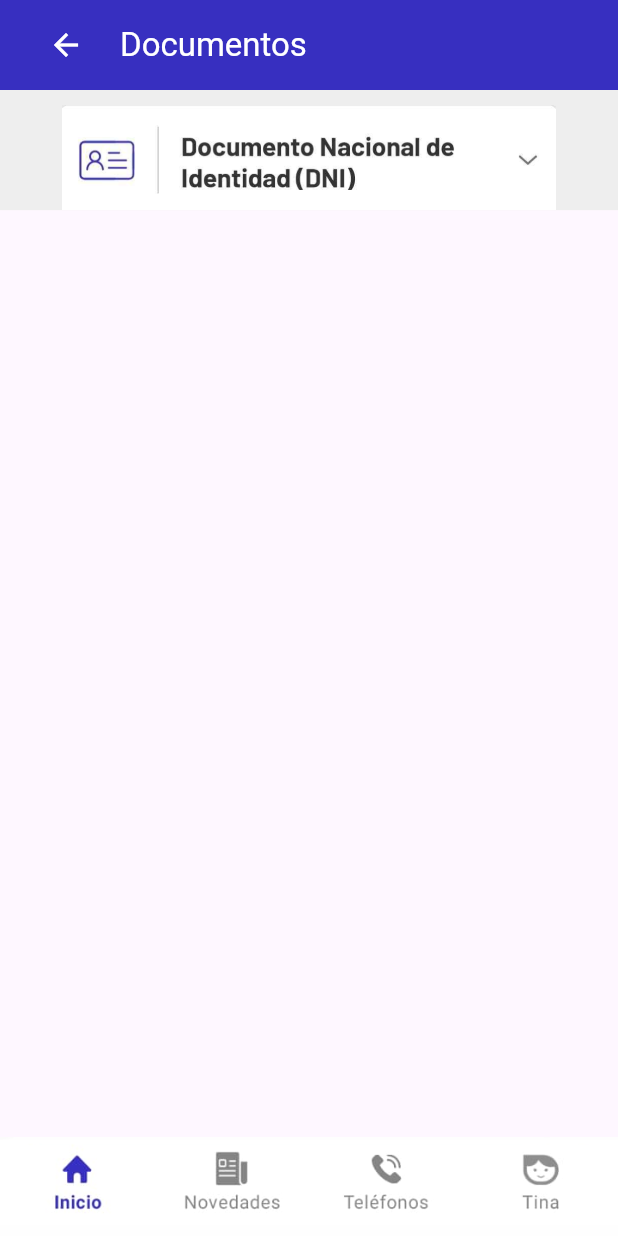
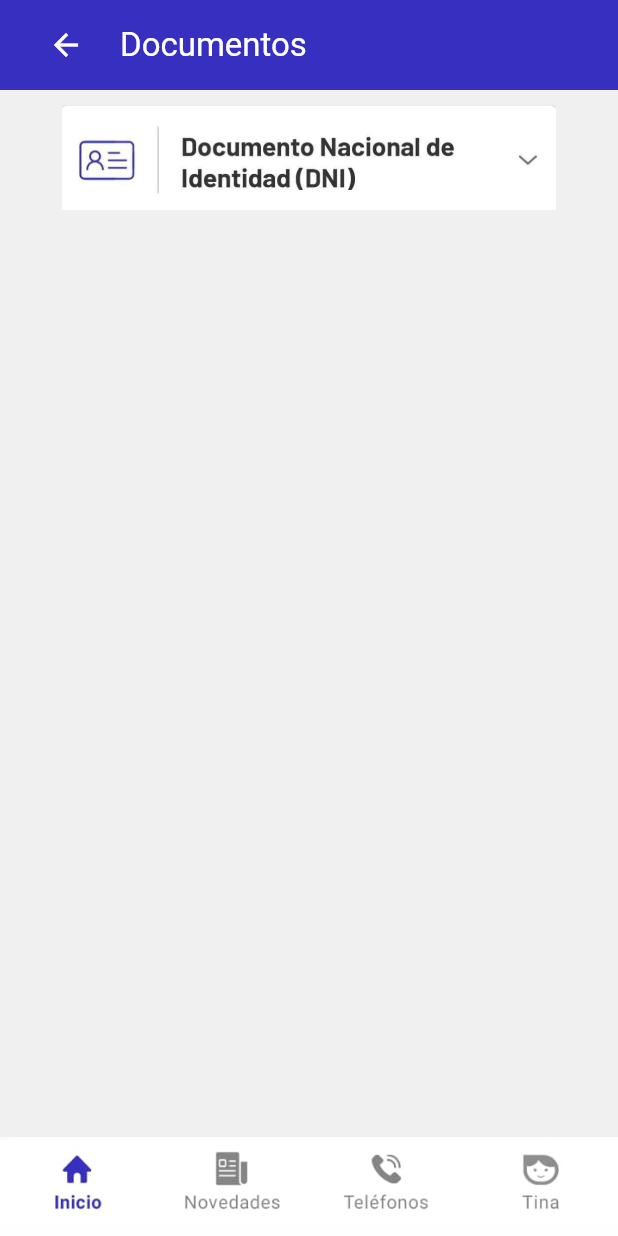
Before and after one commit to Martox16/ABOU, a Flutter app: the MisDocumentos screen opened directly, on a phone screen of 412 x 824 dp. Run offline on Flutter 3.47's test engine with Material 3 defaults, Android fonts, the light colour scheme and no system bars.

Commit message:
rectangulo molesto resuelto

```diff
--- a/lib/misDocumentos.dart
+++ b/lib/misDocumentos.dart
@@ -45,10 +45,10 @@ class _MisDocumentosState extends State<MisDocumentos> {
                   ),
                 );
               },
-              padding: EdgeInsets.only(left: 8),  // Más cerca del borde izquierdo
+              padding: EdgeInsets.only(left: 8),
             ),
             Padding(
-              padding: EdgeInsets.only(left: 16),  // Ajuste de padding para acercar el texto a la flecha
+              padding: EdgeInsets.only(left: 16),
               child: Text(
                 'Documentos',
                 style: TextStyle(color: Colors.white),
@@ -56,15 +56,21 @@ class _MisDocumentosState extends State<MisDocumentos> {
             ),
           ],
         ),
-        centerTitle: false,  // Desactiva el centrado del título para mantener la alineación con la flecha
-        toolbarHeight: 60,  // Ajusta la altura del AppBar
+        centerTitle: false,
+        toolbarHeight: 60,
       ),
       body: Container(
-        color: Colors.grey.shade200,  // Gris claro para el fondo de la vista
-        child: SingleChildScrollView(
+        color: Color(0xFFF0F0F0), // Fondo uniforme
+        child: LayoutBuilder(
+          builder: (context, constraints) {
+            return SingleChildScrollView(
+              child: ConstrainedBox(
+                constraints: BoxConstraints(
+                  minHeight: constraints.maxHeight, // Asegura que el contenido ocupe al menos toda la altura disponible
+                ),
                 child: Column(
                   children: [
-              SizedBox(height: 10),  // Espacio de 10px entre el AppBar y la imagen
+                    SizedBox(height: 10),
                     GestureDetector(
                       onTap: _toggleCard,
                       child: _isCardOpened
@@ -73,10 +79,10 @@ class _MisDocumentosState extends State<MisDocumentos> {
                                 GestureDetector(
                                   onTap: _toggleCard,
                                   child: Container(
-                              alignment: Alignment.center,  // Centrado de la imagen
+                                    alignment: Alignment.center,
                                     child: Image.asset(
                                       'lib/img/cardMINIdniABIERTOprimeraparte.jpg',
-                                width: 0.8 * MediaQuery.of(context).size.width,  // 80% de ancho
+                                      width: 0.8 * MediaQuery.of(context).size.width,
                                       fit: BoxFit.contain,
                                     ),
                                   ),
@@ -89,10 +95,10 @@ class _MisDocumentosState extends State<MisDocumentos> {
                                     );
                                   },
                                   child: Container(
-                              alignment: Alignment.center,  // Centrado de la imagen
+                                    alignment: Alignment.center,
                                     child: Image.asset(
                                       'lib/img/cardMINIdniABIERTOsegundaparte.jpg',
-                                width: 0.8 * MediaQuery.of(context).size.width,  // 80% de ancho
+                                      width: 0.8 * MediaQuery.of(context).size.width,
                                       fit: BoxFit.contain,
                                     ),
                                   ),
@@ -100,16 +106,19 @@ class _MisDocumentosState extends State<MisDocumentos> {
                               ],
                             )
                           : Container(
-                        alignment: Alignment.center,  // Centrado de la imagen
+                              alignment: Alignment.center,
                               child: Image.asset(
                                 'lib/img/cardMINIdni.jpg',
-                          width: 0.8 * MediaQuery.of(context).size.width,  // 80% de ancho
+                                width: 0.8 * MediaQuery.of(context).size.width,
                                 fit: BoxFit.contain,
                               ),
                             ),
                     ),
                   ],
                 ),
+              ),
+            );
+          },
         ),
       ),
       bottomNavigationBar: GestureDetector(
@@ -127,10 +136,10 @@ class _MisDocumentosState extends State<MisDocumentos> {
           }
         },
         child: Container(
-          height: MediaQuery.of(context).size.height * 0.08, // Altura del footer ajustada proporcionalmente
+          height: MediaQuery.of(context).size.height * 0.08,
           decoration: BoxDecoration(
             image: DecorationImage(
-              image: AssetImage('lib/img/footer.png'), // Asegúrate de que el path sea correcto
+              image: AssetImage('lib/img/footer.png'),
               fit: BoxFit.cover,
             ),
           ),
--- a/pubspec.yaml
+++ b/pubspec.yaml
@@ -80,8 +80,4 @@ flutter:
     - lib/img/cardMiTrabajo.jpg
     - lib/img/PantallaCarga.jpg
     - lib/img/infoDNI.png
-<<<<<<< HEAD
     - lib/img/todasTusCredenciales.png
-=======
-
->>>>>>> df0b1d54e9ece1c4cbfae04837c05b87dbd7e8e6
```
Also changed, not shown: lib/inicio.dart (+16 -8 lines), lib/miSalud.dart (+15 -3 lines). Lines whose indentation alone changed are shown as unchanged.
